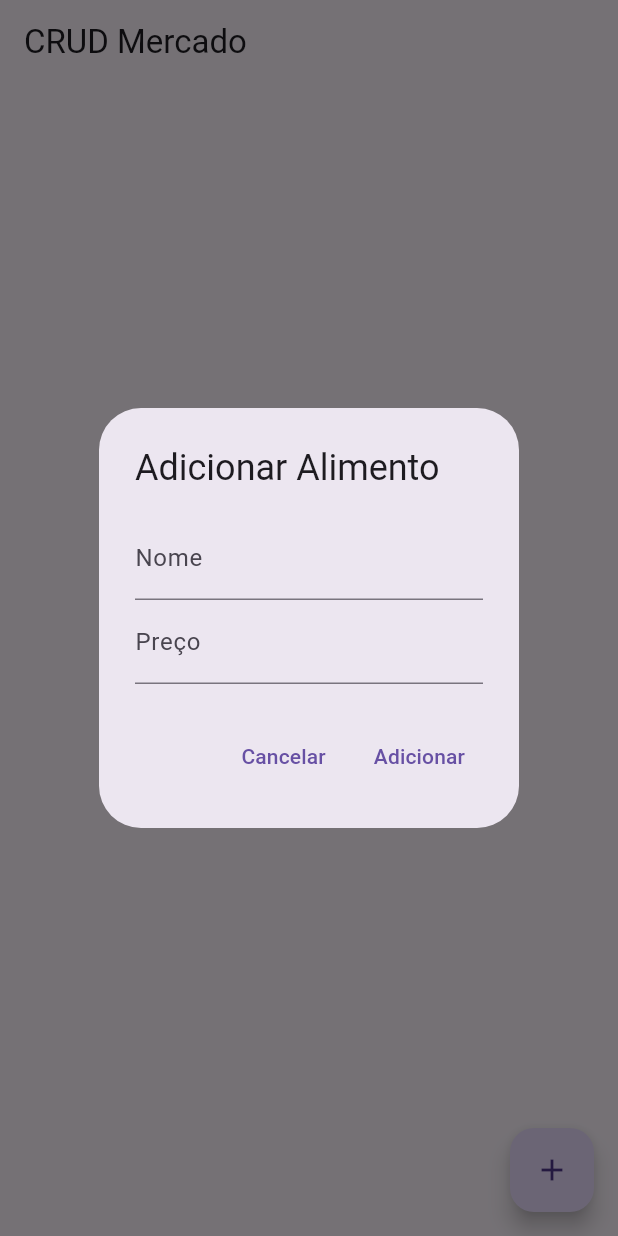
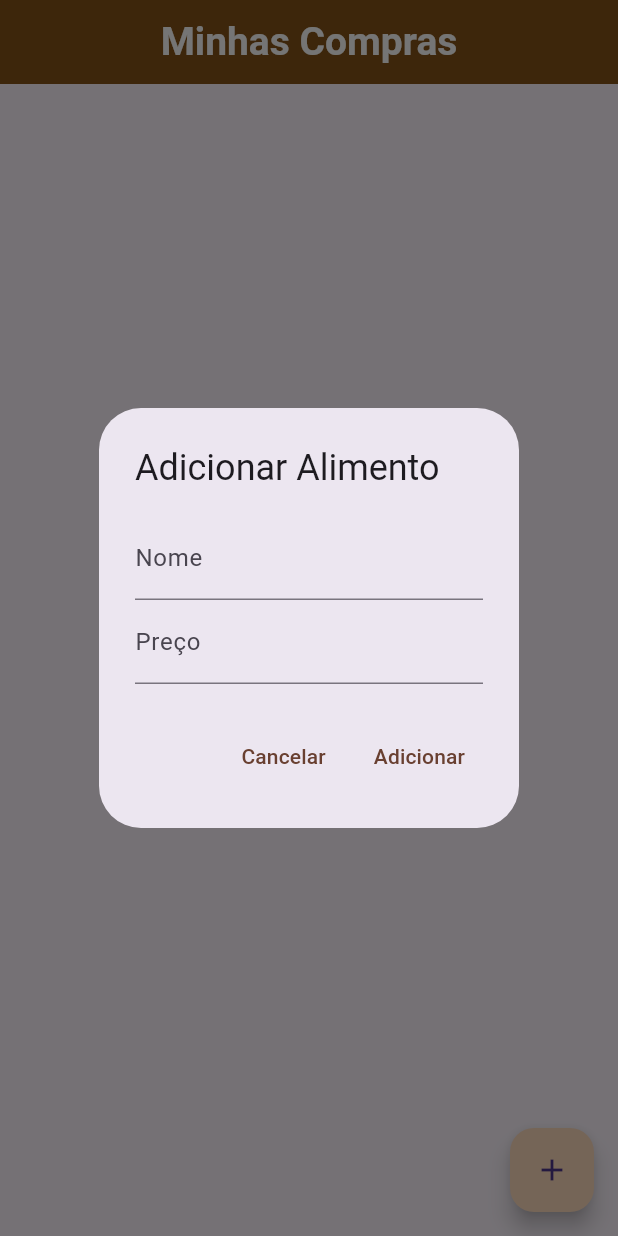
Before and after one commit to TenshiFK/Alimento_Flutter, a Flutter app: the screen it shows after launch, after a tap on the "add" icon, on a phone screen of 412 x 824 dp. Run offline on Flutter 3.47's test engine with Material 3 defaults, Android fonts, the phone set to English and light mode, and no system bars; our stand-ins replace sqflite; accounts and stored records are empty.

Commit message:
commit estilização

```diff
--- a/lib/main.dart
+++ b/lib/main.dart
@@ -15,6 +15,7 @@ class MyApp extends StatelessWidget {
       title: 'CRUD Mercado',
       theme: ThemeData(
         primarySwatch: Colors.blue,
+        useMaterial3: true,
       ),
       home: const MyHomePage(),
     );
@@ -80,19 +81,27 @@ class _MyHomePageState extends State<MyHomePage> {
           ),
           actions: [
             TextButton(
+              style: TextButton.styleFrom(
+                  foregroundColor: const Color.fromARGB(255, 148, 85, 61)),
               onPressed: () {
                 Navigator.of(context).pop();
               },
-              child: const Text('Cancelar'),
+              child: const Text(
+                'Cancelar',
+                style: TextStyle(color: Color.fromARGB(255, 105, 64, 49)),
+              ),
             ),
             TextButton(
+              style: TextButton.styleFrom(
+                  foregroundColor: const Color.fromARGB(255, 148, 85, 61)),
               onPressed: () {
                 if (_formKey.currentState!.validate()) {
                   _addAlimento();
                   Navigator.of(context).pop();
                 }
               },
-              child: const Text('Adicionar'),
+              child: const Text('Adicionar',
+                  style: TextStyle(color: Color.fromARGB(255, 105, 64, 49))),
             ),
           ],
         );
@@ -167,19 +176,25 @@ class _MyHomePageState extends State<MyHomePage> {
           ),
           actions: [
             TextButton(
+              style: TextButton.styleFrom(
+                  foregroundColor: const Color.fromARGB(255, 148, 85, 61)),
               onPressed: () {
                 Navigator.of(context).pop();
               },
-              child: const Text('Cancelar'),
+              child: const Text('Cancelar',
+                  style: TextStyle(color: Color.fromARGB(255, 105, 64, 49))),
             ),
             TextButton(
+              style: TextButton.styleFrom(
+                  foregroundColor: const Color.fromARGB(255, 148, 85, 61)),
               onPressed: () {
                 if (_formKey.currentState!.validate()) {
                   _updateAlimento(alimento);
                   Navigator.of(context).pop();
                 }
               },
-              child: const Text('Atualizar'),
+              child: const Text('Atualizar',
+                  style: TextStyle(color: Color.fromARGB(255, 105, 64, 49))),
             ),
           ],
         );
@@ -229,37 +244,67 @@ class _MyHomePageState extends State<MyHomePage> {
 
   @override
   Widget build(BuildContext context) {
+    final seedColor = Colors.orange;
+
+    final themeData = Theme.of(context).copyWith(
+      colorScheme: ColorScheme.fromSeed(seedColor: seedColor),
+    );
+
     return Scaffold(
       appBar: AppBar(
-        title: const Text('CRUD Mercado'),
+          title: const Text(
+            'Minhas Compras',
+            style: TextStyle(
+              color: Colors.white,
+              fontSize: 26,
+              fontWeight: FontWeight.w700,
             ),
+          ),
+          centerTitle: true,
+          backgroundColor: themeData.colorScheme.primary),
       body: _isLoading
           ? const Center(child: CircularProgressIndicator())
           : ListView.builder(
               itemCount: _alimentos.length,
               itemBuilder: (context, index) {
                 final alimento = _alimentos[index];
-                return ListTile(
-                  title: Text(alimento.nome),
-                  subtitle:
-                      Text('Preço: R\$${alimento.preco.toStringAsFixed(2)}'),
+                return Card(
+                  child: ListTile(
+                    title: Text(alimento.nome,
+                        style: TextStyle(
+                            color: Colors.white,
+                            fontWeight: FontWeight.bold,
+                            fontSize: 20)),
+                    subtitle: Text(
+                      'Preço: R\$${alimento.preco.toStringAsFixed(2)}',
+                      style: TextStyle(color: Colors.white, fontSize: 16),
+                    ),
                     trailing: Row(
                       mainAxisSize: MainAxisSize.min,
                       children: [
                         IconButton(
-                        icon: const Icon(Icons.edit),
+                          icon: const Icon(
+                            Icons.edit,
+                            color: Colors.white,
+                          ),
                           onPressed: () => _showUpdateAlimentoDialog(alimento),
                         ),
                         IconButton(
-                        icon: const Icon(Icons.delete),
+                          icon: const Icon(
+                            Icons.delete,
+                            color: Colors.white,
+                          ),
                           onPressed: () => _deleteAlimento(alimento.id!),
                         ),
                       ],
                     ),
+                  ),
+                  color: themeData.colorScheme.inversePrimary,
                 );
               },
             ),
       floatingActionButton: FloatingActionButton(
+        backgroundColor: themeData.colorScheme.primaryContainer,
         onPressed: _showAddAlimentoDialog,
         tooltip: 'Adicionar Alimento',
         child: const Icon(Icons.add),
```
Lines whose indentation alone changed are shown as unchanged.
